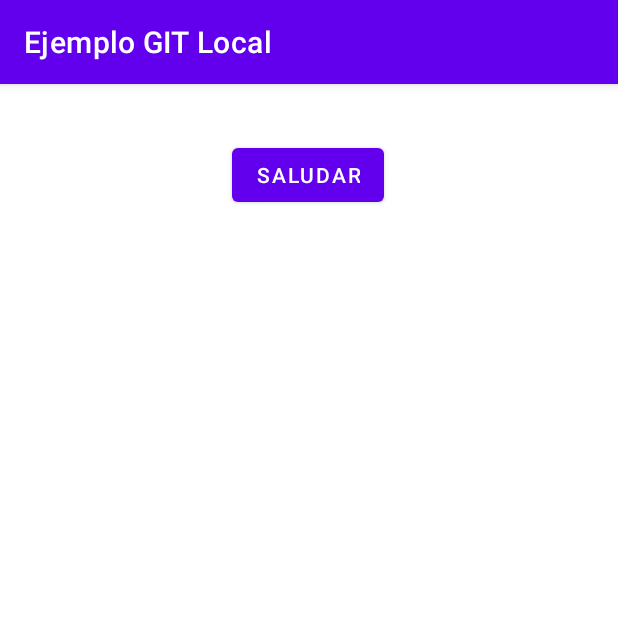
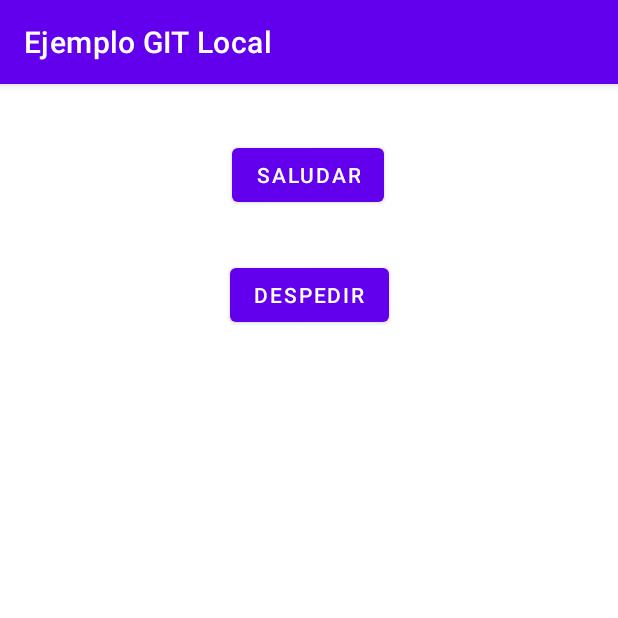
Before and after one commit to Zebastopol/app1, an Android app: the screen it shows after launch (MainActivity), on a phone screen of 412 x 824 dp, the top half of it. Run offline under Robolectric (Android 15) with nearby library versions, the phone set to English and light mode, and no system bars.

Commit message:
Se agrega botón Despedir y Toast asociado

```diff
--- a/app/src/main/java/com/heltonbustos/ejemplogitlocal/MainActivity.java
+++ b/app/src/main/java/com/heltonbustos/ejemplogitlocal/MainActivity.java
@@ -10,6 +10,7 @@ import android.widget.Toast;
 public class MainActivity extends AppCompatActivity {
 
     Button btnSaludar;
+    Button btnDespedir;
 
     @Override
     protected void onCreate(Bundle savedInstanceState) {
@@ -17,6 +18,7 @@ public class MainActivity extends AppCompatActivity {
         setContentView(R.layout.activity_main);
 
         btnSaludar = findViewById(R.id.btnSaludar);
+        btnDespedir = findViewById(R.id.btnDespedir);
 
         btnSaludar.setOnClickListener(new View.OnClickListener() {
             @Override
@@ -24,5 +26,12 @@ public class MainActivity extends AppCompatActivity {
                 Toast.makeText(MainActivity.this, "HOLA MUNDO!", Toast.LENGTH_SHORT).show();
             }
         });
+
+        btnDespedir.setOnClickListener(new View.OnClickListener() {
+            @Override
+            public void onClick(View view) {
+                Toast.makeText(MainActivity.this, "CHAO MUNDO!", Toast.LENGTH_SHORT).show();
+            }
+        });
     }
 }
--- a/app/src/main/res/layout/activity_main.xml
+++ b/app/src/main/res/layout/activity_main.xml
@@ -17,4 +17,14 @@
         app:layout_constraintStart_toStartOf="parent"
         app:layout_constraintTop_toTopOf="parent"
         app:layout_constraintVertical_bias="0.051" />
+
+    <Button
+        android:id="@+id/btnDespedir"
+        android:layout_width="wrap_content"
+        android:layout_height="wrap_content"
+        android:layout_marginTop="32dp"
+        android:text="Despedir"
+        app:layout_constraintEnd_toEndOf="parent"
+        app:layout_constraintStart_toStartOf="parent"
+        app:layout_constraintTop_toBottomOf="@+id/btnSaludar" />
 </androidx.constraintlayout.widget.ConstraintLayout>
```
